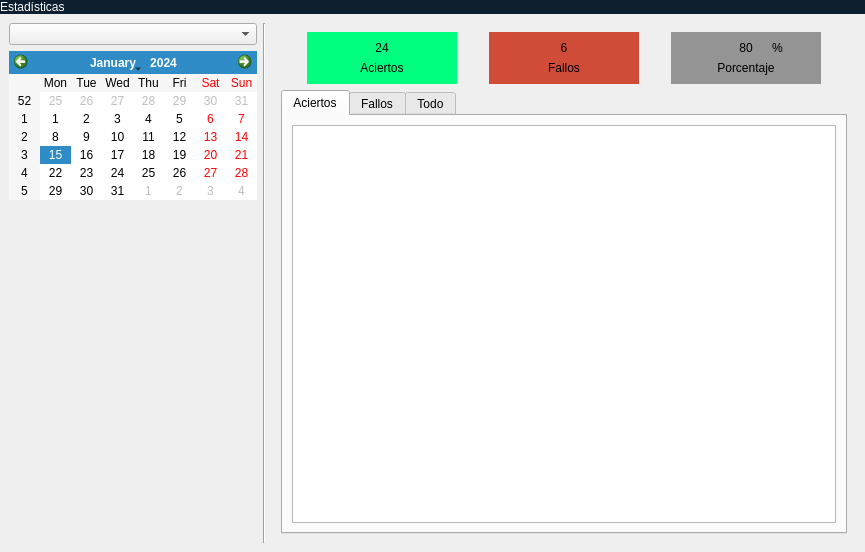
Qt form NavTrainer/stats.ui (FranciscoNortesN/IHM-Proyecto) before a commit.
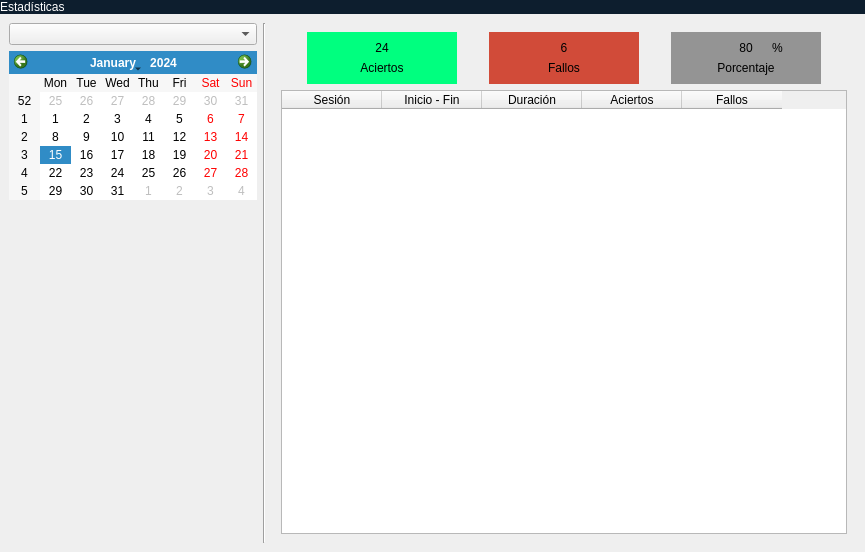
The same form after that commit.

```diff
--- a/NavTrainer/stats.ui
+++ b/NavTrainer/stats.ui
@@ -314,40 +314,41 @@
           </spacer>
          </item>
          <item row="1" column="0" colspan="7">
-          <widget class="QTabWidget" name="tabWidget">
-           <property name="currentIndex">
-            <number>0</number>
+          <widget class="QTableWidget" name="sessionsTable">
+           <property name="alternatingRowColors">
+            <bool>true</bool>
            </property>
-           <widget class="QWidget" name="aciertos">
-            <attribute name="title">
+           <property name="selectionBehavior">
+            <enum>QAbstractItemView::SelectionBehavior::SelectRows</enum>
+           </property>
+           <property name="sortingEnabled">
+            <bool>true</bool>
+           </property>
+           <column>
+            <property name="text">
+             <string>Sesión</string>
+            </property>
+           </column>
+           <column>
+            <property name="text">
+             <string>Inicio - Fin</string>
+            </property>
+           </column>
+           <column>
+            <property name="text">
+             <string>Duración</string>
+            </property>
+           </column>
+           <column>
+            <property name="text">
              <string>Aciertos</string>
-            </attribute>
-            <layout class="QGridLayout" name="gridLayout_7">
-             <item row="0" column="0">
-              <widget class="QListWidget" name="listWidget"/>
-             </item>
-            </layout>
-           </widget>
-           <widget class="QWidget" name="fallos">
-            <attribute name="title">
+            </property>
+           </column>
+           <column>
+            <property name="text">
              <string>Fallos</string>
-            </attribute>
-            <layout class="QGridLayout" name="gridLayout_8">
-             <item row="0" column="0">
-              <widget class="QListWidget" name="listWidget_2"/>
-             </item>
-            </layout>
-           </widget>
-           <widget class="QWidget" name="todo">
-            <attribute name="title">
-             <string>Todo</string>
-            </attribute>
-            <layout class="QGridLayout" name="gridLayout_9">
-             <item row="0" column="0">
-              <widget class="QListView" name="listView"/>
-             </item>
-            </layout>
-           </widget>
+            </property>
+           </column>
           </widget>
          </item>
         </layout>
```
